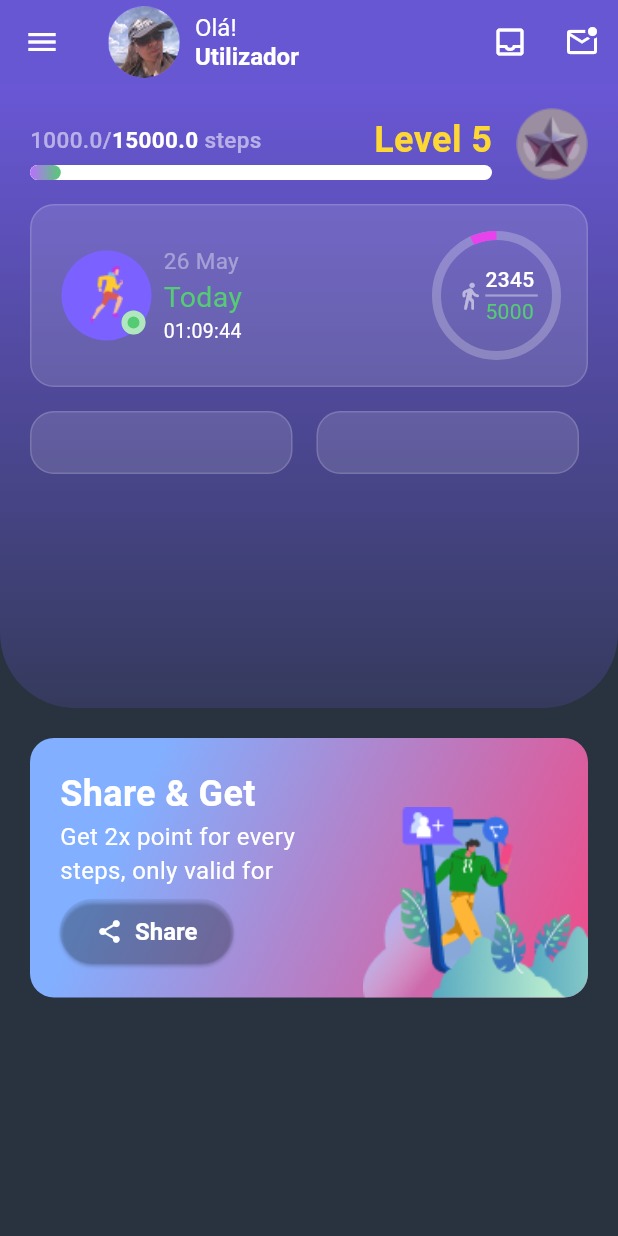
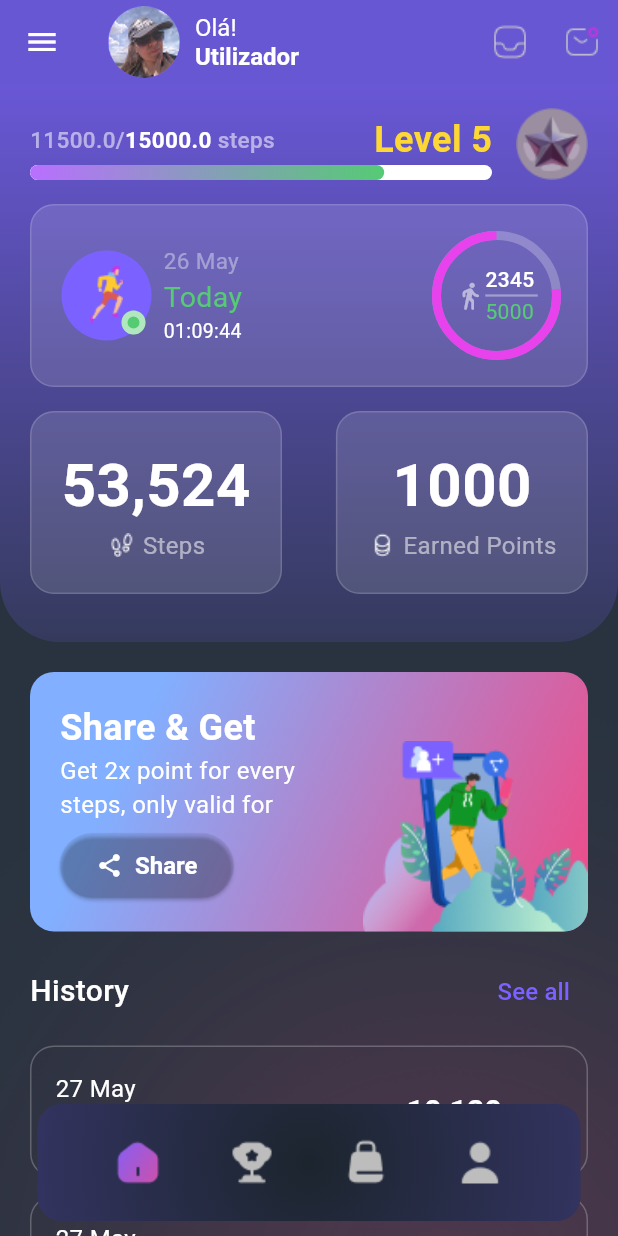
Before and after one commit to celestinolg/njila_app, a Flutter app: the HomeScreen screen opened by its route, after a tap on "Share", on a phone screen of 412 x 824 dp. Run offline on Flutter 3.47's test engine with Material 3 defaults, Android fonts, the phone set to English and light mode, and no system bars; our stand-ins replace smooth_page_indicator; Roboto replaces fonts that are missing (Montserrat, Poppins).

Commit message:
feature: home screen, finished

```diff
--- /dev/null
+++ b/lib/core/widgets/history_section_card.dart
@@ -0,0 +1,96 @@
+import 'package:flutter/material.dart';
+
+Widget historySectionCard() {
+  return Container(
+    margin: EdgeInsets.only(top: 12.0),
+    padding: EdgeInsets.all(16.0),
+    decoration: BoxDecoration(
+      color: Colors.transparent,
+      borderRadius: BorderRadius.circular(16.0),
+      border: Border.all(color: Colors.white24, width: 1.0),
+    ),
+    child: Row(
+      mainAxisAlignment: MainAxisAlignment.spaceBetween,
+      children: [
+        Column(
+          crossAxisAlignment: CrossAxisAlignment.start,
+          mainAxisAlignment: MainAxisAlignment.center,
+          children: [
+            Text(
+              '27 May',
+              style: TextStyle(
+                color: Colors.white,
+                fontSize: 16.0,
+                fontWeight: FontWeight.w400,
+              ),
+            ),
+            SizedBox(height: 8.0),
+            Text.rich(
+              TextSpan(
+                children: [
+                  TextSpan(
+                    text: '100 pt',
+                    style: TextStyle(
+                      color: Colors.red[400],
+                      fontSize: 14,
+                      fontWeight: FontWeight.w400,
+                    ),
+                  ),
+                  WidgetSpan(
+                    child: Container(
+                      margin: EdgeInsets.symmetric(horizontal: 6.0),
+                      width: 4.0,
+                      height: 6.0,
+                      decoration: BoxDecoration(
+                        color: Colors.white,
+                        shape: BoxShape.circle,
+                      ),
+                    ),
+                  ),
+                  TextSpan(
+                    text: '12,4 km',
+                    style: TextStyle(color: Colors.white54, fontSize: 16),
+                  ),
+                  WidgetSpan(
+                    child: Container(
+                      margin: EdgeInsets.symmetric(horizontal: 6.0),
+                      transformAlignment: Alignment.center,
+                      width: 4.0,
+                      height: 4.0,
+                      decoration: BoxDecoration(
+                        color: Colors.white,
+                        shape: BoxShape.circle,
+                      ),
+                    ),
+                  ),
+                  TextSpan(
+                    text: '1222 kcal',
+                    style: TextStyle(color: Colors.white54, fontSize: 16),
+                  ),
+                ],
+              ),
+            ),
+          ],
+        ),
+        Text.rich(
+          TextSpan(
+            children: [
+              TextSpan(
+                text: '10,120',
+                style: TextStyle(
+                  color: Colors.white,
+                  fontSize: 20.0,
+                  fontWeight: FontWeight.bold,
+                ),
+              ),
+              TextSpan(
+                text: ' Steps',
+                style: TextStyle(color: Colors.white54, fontSize: 14),
+              ),
+            ],
+          ),
+        ),
+      ],
+    ),
+  );
+}
--- a/lib/feature/home/home_screen.dart
+++ b/lib/feature/home/home_screen.dart
@@ -1,6 +1,8 @@
 import 'package:flutter/material.dart';
 import 'package:njila_app/feature/home/widgets/custom_app_bar.dart';
+import 'package:njila_app/feature/home/widgets/history_section.dart';
 import 'package:njila_app/feature/home/widgets/home_top_info.dart';
+import 'package:njila_app/feature/home/widgets/share_section.dart';
 
 class HomeScreen extends StatefulWidget {
   const HomeScreen({super.key});
@@ -11,12 +13,13 @@ class HomeScreen extends StatefulWidget {
 
 class _HomeScreenState extends State<HomeScreen> {
   double metaValue = 15000;
-  double currentValue = 500;
+  double currentValue = 11500;
   double indicatorValue = 0.0;
 
   @override
   Widget build(BuildContext context) {
     return Scaffold(
+      extendBody: true,
       backgroundColor: Color(0xFF28333F),
       appBar: PreferredSize(
         preferredSize: Size.fromHeight(kToolbarHeight),
@@ -33,102 +36,88 @@ class _HomeScreenState extends State<HomeScreen> {
                 indicatorValue: indicatorValue,
                 context: context,
               ),
-              Padding(
+              Container(
                 padding: EdgeInsets.symmetric(horizontal: 20.0),
-                child: Column(
-                  children: [
-                    Container(
-                      margin: EdgeInsets.only(top: 20.0),
-                      width: double.infinity,
                 decoration: BoxDecoration(
-                        color: Colors.white,
-                        borderRadius: BorderRadius.circular(16.0),
-                        gradient: LinearGradient(
-                          colors: [Color(0xFF82AFFF), Color(0xFFF14985)],
-                          begin: Alignment.topLeft,
-                          stops: [0.2, 1.5],
-                          end: Alignment.bottomRight,
+                  image: DecorationImage(
+                    image: AssetImage('assets/img/home_content.png'),
+                    fit: BoxFit.cover,
                   ),
                 ),
-                      child: Row(
-                        mainAxisAlignment: MainAxisAlignment.spaceBetween,
-                        crossAxisAlignment: CrossAxisAlignment.end,
-                        mainAxisSize: MainAxisSize.min,
-                        children: [
-                          Expanded(
-                            child: Container(
-                              padding: EdgeInsets.all(20.0),
-                              child: Column(
-                                crossAxisAlignment: CrossAxisAlignment.start,
-                                mainAxisAlignment: MainAxisAlignment.center,
-                                children: [
-                                  Text(
-                                    'Share & Get',
-                                    style: TextStyle(
-                                      color: Colors.white,
-                                      fontSize: 24.0,
-                                      fontWeight: FontWeight.bold,
-                                    ),
-                                  ),
-                                  Text(
-                                    'Get 2x point for every steps, only valid for today',
-                                    style: TextStyle(
-                                      color: Colors.white,
-                                      fontSize: 16.0,
-                                      fontWeight: FontWeight.w400,
-                                    ),
-                                    maxLines: 2,
-                                  ),
-                                  SizedBox(height: 5.0),
-                                  ElevatedButton.icon(
-                                    icon: Icon(
-                                      Icons.share,
-                                      color: Colors.white,
-                                    ),
-                                    onPressed: () {
-                                      setState(() {
-                                        currentValue += 500;
-                                        currentValue = currentValue.clamp(
-                                          0.0,
-                                          metaValue,
-                                        );
-                                      });
-                                    },
-                                    label: Text('Share'),
-                                    style: ElevatedButton.styleFrom(
-                                      backgroundColor: Color(
-                                        0xFF2F3C50,
-                                      ).withAlpha(20),
-                                      shape: RoundedRectangleBorder(
-                                        borderRadius: BorderRadius.circular(
-                                          25.0,
-                                        ),
-                                      ),
-                                    ),
+                child: Column(children: [shareSection(), historySection()]),
               ),
             ],
           ),
         ),
       ),
-                          ClipRRect(
-                            borderRadius: BorderRadius.only(
-                              topRight: Radius.circular(16.0),
-                              bottomRight: Radius.circular(16.0),
+      /*bottomNavigationBar: Container(
+        height: 60,
+        color: Color(0xFF1C252E),
+        child: Row(
+          mainAxisAlignment: MainAxisAlignment.spaceEvenly,
+          children: [
+            IconButton(
+              icon: Image.asset(
+                'assets/img/home-2.png',
+                color: Colors.grey[400],
               ),
-                            child: Image.asset(
-                              'assets/img/home_share.png',
-                              fit: BoxFit.cover,
-                              width: 150,
+              onPressed: () {},
             ),
+            IconButton(
+              icon: Image.asset('assets/img/cup.png', color: Colors.grey[400]),
+              onPressed: () {},
+            ),
+            IconButton(
+              icon: Image.asset(
+                'assets/img/shopping-bag.png',
+                color: Colors.grey[400],
+              ),
+              onPressed: () {},
+            ),
+            IconButton(
+              icon: Image.asset('assets/img/user.png', color: Colors.grey[400]),
+              onPressed: () {},
             ),
           ],
         ),
+      ),*/
+      floatingActionButtonLocation: FloatingActionButtonLocation.centerDocked,
+      floatingActionButton: Container(
+        margin: const EdgeInsets.symmetric(horizontal: 25, vertical: 10),
+        padding: const EdgeInsets.all(15),
+        decoration: BoxDecoration(
+          borderRadius: BorderRadius.circular(16),
+          gradient: RadialGradient(
+            radius: 10,
+            colors: [Color(0xFF1C252E), Color(0xFF7B61FF)],
+            // focalRadius: 60.0,
+            //stops: [0.6, 0.85, 1.0],
+          ),
+        ),
+
+        child: Row(
+          mainAxisAlignment: MainAxisAlignment.spaceEvenly,
+          children: [
+            IconButton(
+              icon: Image.asset('assets/img/home-2.png'),
+              onPressed: () {},
+            ),
+            IconButton(
+              icon: Image.asset('assets/img/cup.png', color: Colors.grey[400]),
+              onPressed: () {},
+            ),
+            IconButton(
+              icon: Image.asset(
+                'assets/img/shopping-bag.png',
+                color: Colors.grey[400],
+              ),
+              onPressed: () {},
+            ),
+            IconButton(
+              icon: Image.asset('assets/img/user.png', color: Colors.grey[400]),
+              onPressed: () {},
             ),
           ],
-                ),
-              ),
-            ],
-          ),
         ),
       ),
     );
--- a/lib/feature/home/widgets/custom_app_bar.dart
+++ b/lib/feature/home/widgets/custom_app_bar.dart
@@ -37,16 +37,20 @@ Widget customAppBar() {
     ),
     actions: [
       IconButton(
-        icon: Icon(Icons.inbox_outlined, color: Colors.white, size: 24),
+        icon: Image.asset(
+          'assets/img/direct-normal.png',
+          width: 32,
+          height: 32,
+        ),
         onPressed: () {
           // Ação para notificações
         },
       ),
       IconButton(
-        icon: Icon(
-          Icons.mark_email_unread_outlined,
-          color: Colors.white,
-          size: 24,
+        icon: Image.asset(
+          'assets/img/sms-notification.png',
+          width: 32,
+          height: 32,
         ),
         onPressed: () {
           // Ação para configurações
--- /dev/null
+++ b/lib/feature/home/widgets/history_section.dart
@@ -0,0 +1,35 @@
+import 'package:flutter/material.dart';
+import 'package:njila_app/core/widgets/history_section_card.dart';
+
+Widget historySection() {
+  return Container(
+    margin: EdgeInsets.only(top: 16.0),
+    child: Column(
+      children: [
+        Row(
+          mainAxisAlignment: MainAxisAlignment.spaceBetween,
+          children: [
+            Text(
+              'History',
+              style: TextStyle(
+                color: Colors.white,
+                fontSize: 20.0,
+                fontWeight: FontWeight.w500,
+              ),
+            ),
+            TextButton(
+              onPressed: () {},
+              child: Text(
+                'See all',
+                style: TextStyle(color: Color(0xFF7B61FF), fontSize: 16.0),
+              ),
+            ),
+          ],
+        ),
+        historySectionCard(),
+        historySectionCard(),
+        historySectionCard(),
+      ],
+    ),
+  );
+}
--- a/lib/feature/home/widgets/home_top_info.dart
+++ b/lib/feature/home/widgets/home_top_info.dart
@@ -11,12 +11,12 @@ Widget homeTopInfo({
   indicatorValue = indicatorValue.clamp(0.0, 1.0);
   return Container(
     width: double.infinity,
-    height: 416.0,
+    padding: EdgeInsets.only(bottom: 16.0),
     decoration: BoxDecoration(
       color: Color(0xFF7B61FF).withAlpha(200),
       borderRadius: BorderRadius.only(
-        bottomLeft: Radius.circular(50),
-        bottomRight: Radius.circular(50),
+        bottomLeft: Radius.circular(40),
+        bottomRight: Radius.circular(40),
       ),
       gradient: LinearGradient(
         colors: [Color(0xFF7B61FF), Color(0xFF7B61FF).withAlpha(50)],
@@ -245,11 +245,10 @@ Widget homeTopInfo({
             ),
           ),
           Row(
-            //mainAxisAlignment: MainAxisAlignment.spaceBetween,
+            mainAxisAlignment: MainAxisAlignment.spaceBetween,
             children: [
               Container(
                 margin: EdgeInsets.only(top: 16.0),
-                width: 175,
                 padding: EdgeInsets.all(20.0),
                 decoration: BoxDecoration(
                   color: Colors.white12,
@@ -259,11 +258,42 @@ Widget homeTopInfo({
                     width: 1,
                   ),
                 ),
+                child: Column(
+                  crossAxisAlignment: CrossAxisAlignment.center,
+                  mainAxisAlignment: MainAxisAlignment.center,
+                  children: [
+                    Text(
+                      '53,524',
+                      style: TextStyle(
+                        color: Colors.white,
+                        fontSize: 40.0,
+                        fontWeight: FontWeight.bold,
+                      ),
+                    ),
+                    SizedBox(width: 4.0),
+                    Row(
+                      children: [
+                        Image.asset(
+                          'assets/img/steps.png',
+                          width: 20,
+                          height: 20,
+                          color: Colors.white,
+                        ),
+                        SizedBox(width: 4.0),
+                        Text(
+                          'Steps',
+                          style: TextStyle(
+                            color: Colors.white54,
+                            fontSize: 16.0,
+                          ),
+                        ),
+                      ],
+                    ),
+                  ],
+                ),
               ),
-              SizedBox(width: 16),
               Container(
                 margin: EdgeInsets.only(top: 16.0),
-                width: 175,
                 padding: EdgeInsets.all(20.0),
                 decoration: BoxDecoration(
                   color: Colors.white12,
@@ -273,6 +303,39 @@ Widget homeTopInfo({
                     width: 1,
                   ),
                 ),
+                child: Column(
+                  crossAxisAlignment: CrossAxisAlignment.center,
+                  mainAxisAlignment: MainAxisAlignment.center,
+                  children: [
+                    Text(
+                      '1000',
+                      style: TextStyle(
+                        color: Colors.white,
+                        fontSize: 40.0,
+                        fontWeight: FontWeight.bold,
+                      ),
+                    ),
+                    SizedBox(width: 4.0),
+                    Row(
+                      children: [
+                        Image.asset(
+                          'assets/img/coin.png',
+                          width: 20,
+                          height: 20,
+                          color: Colors.white,
+                        ),
+                        SizedBox(width: 4.0),
+                        Text(
+                          'Earned Points',
+                          style: TextStyle(
+                            color: Colors.white54,
+                            fontSize: 16.0,
+                          ),
+                        ),
+                      ],
+                    ),
+                  ],
+                ),
               ),
             ],
           ),
--- /dev/null
+++ b/lib/feature/home/widgets/share_section.dart
@@ -0,0 +1,76 @@
+import 'package:flutter/material.dart';
+
+Widget shareSection() {
+  return Container(
+    margin: EdgeInsets.only(top: 20.0),
+    width: double.infinity,
+    decoration: BoxDecoration(
+      color: Colors.white,
+      borderRadius: BorderRadius.circular(16.0),
+      gradient: LinearGradient(
+        colors: [Color(0xFF82AFFF), Color(0xFFF14985)],
+        begin: Alignment.topLeft,
+        stops: [0.2, 1.5],
+        end: Alignment.bottomRight,
+      ),
+    ),
+    child: Row(
+      mainAxisAlignment: MainAxisAlignment.spaceBetween,
+      crossAxisAlignment: CrossAxisAlignment.end,
+      mainAxisSize: MainAxisSize.min,
+      children: [
+        Expanded(
+          child: Container(
+            padding: EdgeInsets.all(20.0),
+            child: Column(
+              crossAxisAlignment: CrossAxisAlignment.start,
+              mainAxisAlignment: MainAxisAlignment.center,
+              children: [
+                Text(
+                  'Share & Get',
+                  style: TextStyle(
+                    color: Colors.white,
+                    fontSize: 24.0,
+                    fontWeight: FontWeight.bold,
+                  ),
+                ),
+                Text(
+                  'Get 2x point for every steps, only valid for today',
+                  style: TextStyle(
+                    color: Colors.white,
+                    fontSize: 16.0,
+                    fontWeight: FontWeight.w400,
+                  ),
+                  maxLines: 2,
+                ),
+                SizedBox(height: 5.0),
+                ElevatedButton.icon(
+                  icon: Icon(Icons.share, color: Colors.white),
+                  onPressed: () {},
+                  label: Text('Share'),
+                  style: ElevatedButton.styleFrom(
+                    backgroundColor: Color(0xFF2F3C50).withAlpha(20),
+                    shape: RoundedRectangleBorder(
+                      borderRadius: BorderRadius.circular(25.0),
+                    ),
+                  ),
+                ),
+              ],
+            ),
+          ),
+        ),
+        ClipRRect(
+          borderRadius: BorderRadius.only(
+            topRight: Radius.circular(16.0),
+            bottomRight: Radius.circular(16.0),
+          ),
+          child: Image.asset(
+            'assets/img/home_share.png',
+            fit: BoxFit.cover,
+            width: 150,
+          ),
+        ),
+      ],
+    ),
+  );
+}
--- a/lib/feature/onboarding/onboarding_screen.dart
+++ b/lib/feature/onboarding/onboarding_screen.dart
@@ -161,7 +161,7 @@ class _OnboardingScreenState extends State<OnboardingScreen> {
             controller: _pageController,
             count: lengthPage,
             effect: ExpandingDotsEffect(
-              dotColor: Colors.white.withOpacity(0.5),
+              dotColor: Colors.white54,
               activeDotColor: Color(0xff7B61FF),
               dotHeight: 8,
               dotWidth: 10,
```
Also changed, not shown: assets/img/coin.png (added), assets/img/home_content.png (added), assets/img/steps.png (added). Lines whose indentation alone changed are shown as unchanged.
